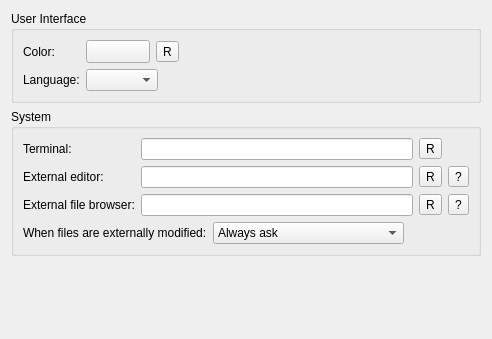
First picture: the form in src/plugins/coreplugin/generalsettings.ui, repository qt-creator/qt-creator, before the edit.
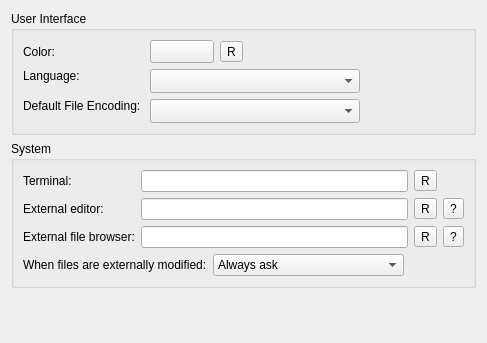
Second picture: the form after the edit. Icons and pictures are not drawn. Custom widgets are drawn as their Qt base class.

Commit message:
Introduce default file encoding (for new files and new projects)
Task-number: QTCREATORBUG-365

Patch:
```diff
--- a/src/plugins/coreplugin/generalsettings.ui
+++ b/src/plugins/coreplugin/generalsettings.ui
@@ -6,8 +6,8 @@
    <rect>
     <x>0</x>
     <y>0</y>
-    <width>492</width>
-    <height>339</height>
+    <width>487</width>
+    <height>343</height>
    </rect>
   </property>
   <layout class="QVBoxLayout" name="verticalLayout">
@@ -84,10 +84,17 @@
         </property>
        </widget>
       </item>
-      <item row="1" column="1">
+      <item row="1" column="1" rowspan="2">
        <layout class="QHBoxLayout" name="horizontalLayout_3">
         <item>
-         <widget class="QComboBox" name="languageBox"/>
+         <widget class="QComboBox" name="languageBox">
+          <property name="sizeAdjustPolicy">
+           <enum>QComboBox::AdjustToMinimumContentsLengthWithIcon</enum>
+          </property>
+          <property name="minimumContentsLength">
+           <number>20</number>
+          </property>
+         </widget>
         </item>
         <item>
          <spacer name="horizontalSpacer_2">
@@ -104,6 +111,46 @@
         </item>
        </layout>
       </item>
+      <item row="2" column="0" rowspan="2">
+       <widget class="QLabel" name="encodingLabel">
+        <property name="text">
+         <string>Default File Encoding: </string>
+        </property>
+       </widget>
+      </item>
+      <item row="3" column="1">
+       <layout class="QHBoxLayout" name="horizontalLayout_6">
+        <item>
+         <widget class="QComboBox" name="encodingBox">
+          <property name="sizePolicy">
+           <sizepolicy hsizetype="Preferred" vsizetype="Fixed">
+            <horstretch>0</horstretch>
+            <verstretch>0</verstretch>
+           </sizepolicy>
+          </property>
+          <property name="sizeAdjustPolicy">
+           <enum>QComboBox::AdjustToMinimumContentsLengthWithIcon</enum>
+          </property>
+          <property name="minimumContentsLength">
+           <number>20</number>
+          </property>
+         </widget>
+        </item>
+        <item>
+         <spacer name="horizontalSpacer_6">
+          <property name="orientation">
+           <enum>Qt::Horizontal</enum>
+          </property>
+          <property name="sizeHint" stdset="0">
+           <size>
+            <width>285</width>
+            <height>20</height>
+           </size>
+          </property>
+         </spacer>
+        </item>
+       </layout>
+      </item>
      </layout>
     </widget>
    </item>
```
The commit also changes 5 other files.
